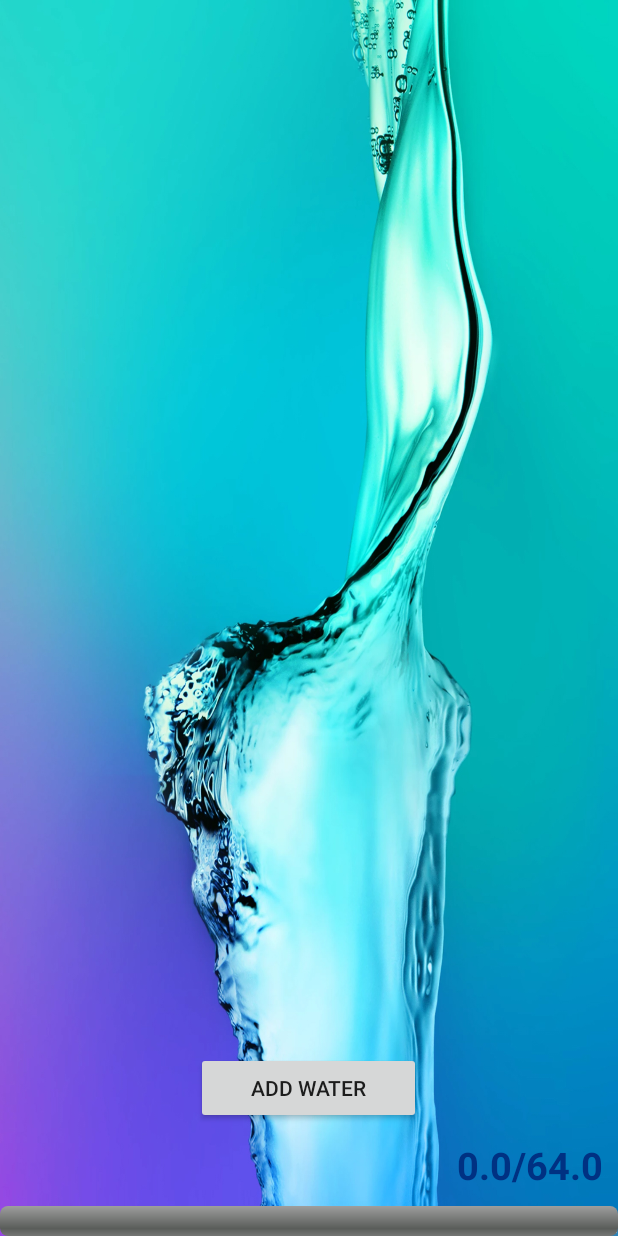
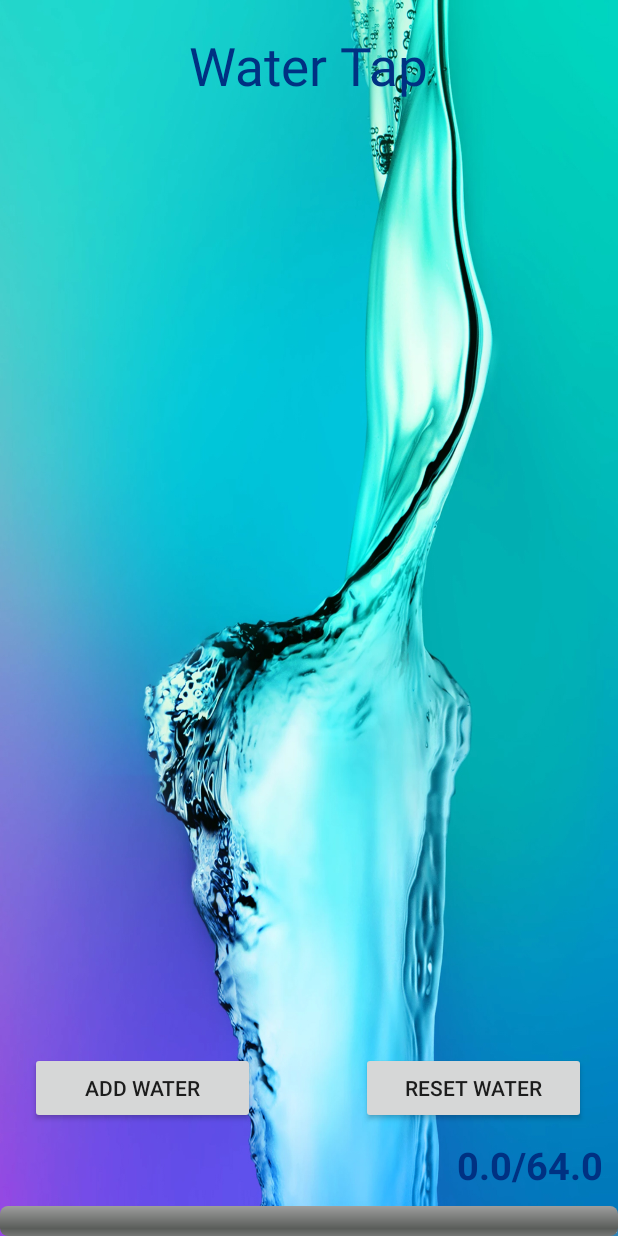
Before and after one commit to nickesotom/AndroidFinalProject-master, an Android app: the WaterScreenActivity screen opened directly, with no data from a screen before it, on a phone screen of 412 x 824 dp. Run offline under Robolectric (Android 15) with nearby library versions, the phone set to English and light mode, and no system bars.

Commit message:
added a reset water button

```diff
--- a/app/src/main/AndroidManifest.xml
+++ b/app/src/main/AndroidManifest.xml
@@ -12,6 +12,7 @@
         android:supportsRtl="true"
         android:theme="@style/AppTheme">
         android:debuggable="true"
+        <receiver android:name=".AlarmReceiver"></receiver>
         <activity android:name=".HomePageActivity">
             <intent-filter>
                 <action android:name="android.intent.action.MAIN" />
--- /dev/null
+++ b/app/src/main/java/edu/lewisu/cs/nsoto/androidfinalproject/AlarmReceiver.java
@@ -0,0 +1,16 @@
+package edu.lewisu.cs.nsoto.androidfinalproject;
+
+import android.content.BroadcastReceiver;
+import android.content.Context;
+import android.content.Intent;
+import android.support.v4.content.LocalBroadcastManager;
+import android.widget.Toast;
+
+public class AlarmReceiver extends BroadcastReceiver {
+
+    @Override
+    public void onReceive(Context context, Intent intent) {
+        context.sendBroadcast(new Intent("midnightIntent"));
+    }
+
+}
--- a/app/src/main/java/edu/lewisu/cs/nsoto/androidfinalproject/WaterScreenActivity.java
+++ b/app/src/main/java/edu/lewisu/cs/nsoto/androidfinalproject/WaterScreenActivity.java
@@ -1,7 +1,13 @@
 package edu.lewisu.cs.nsoto.androidfinalproject;
 
+import android.app.AlarmManager;
+import android.app.PendingIntent;
+import android.content.BroadcastReceiver;
+import android.content.Context;
 import android.content.DialogInterface;
-//import android.graphics.PorterDuff;
+import android.content.Intent;
+import android.content.IntentFilter;
+import android.content.SharedPreferences;
 import android.support.v7.app.AlertDialog;
 import android.support.v7.app.AppCompatActivity;
 import android.os.Bundle;
@@ -13,15 +19,24 @@ import android.widget.Spinner;
 import android.widget.TextView;
 import android.widget.Toast;
 
+import java.util.Calendar;
+
 public class WaterScreenActivity extends AppCompatActivity {
 	Button mAddWater;
+	Button mResetWater;
 	TextView waterAmount;
 	ProgressBar mProgressBar;
 	Spinner mSpinner;
 
-	private WaterModel water;
+	private WaterModel water = new WaterModel(0, 64);;
 	private WaterModel DBWater;
 
+	final DBHandler db = new DBHandler(this);
+
+	SharedPreferences prefs;
+
+	//private PendingIntent pendingIntent;
+	//private AlarmManager manager;
 
 
 	@Override
@@ -29,19 +44,23 @@ public class WaterScreenActivity extends AppCompatActivity {
 		super.onCreate(savedInstanceState);
 		setContentView(R.layout.activity_water_screen);
 
-		final DBHandler db = new DBHandler(this);
+		prefs = getSharedPreferences("edu.lewisu.cs.nsoto.androidfinalproject", MODE_PRIVATE);
 
-		//db.deleteWater();
+		if (prefs.getBoolean("firstrun", true)) {
+			db.addWater(water);
+			//startAlarm();
+			prefs.edit().putBoolean("firstrun", false).commit();
+		}
 
+		/*Intent alarmIntent = new Intent(this, AlarmReceiver.class);
+		pendingIntent = PendingIntent.getBroadcast(this, 0, alarmIntent, 0);
 
-		water = new WaterModel(0, 64);
-		db.addWater(water);
+		registerReceiver(broadcastReceiver, new IntentFilter("midnightIntent"));*/
 
 		mAddWater = (Button) findViewById(R.id.fill_water_button);
+		mResetWater = (Button) findViewById(R.id.reset_water_button);
 		waterAmount = (TextView) findViewById(R.id.water_consumed);
 		mProgressBar = (ProgressBar) findViewById(R.id.progress_bar);
-
-		//mAddWater.getBackground().setColorFilter(0x003182, PorterDuff.Mode.MULTIPLY);
 
 		DBWater = db.getWaterAmount(1);
 
@@ -94,7 +113,36 @@ public class WaterScreenActivity extends AppCompatActivity {
 				dialog.show();
 			}
 		});
+
+		mResetWater.setOnClickListener(new View.OnClickListener() {
+			@Override
+			public void onClick (View v){
+				db.updateWater(water);
+				waterAmount.setText(String.valueOf(DBWater.getCurrentWater()) + "/" + String.valueOf(DBWater.getMaxWater()));
+			}
+		});
 	}
+
+
+
+	/*public void startAlarm() {
+		manager = (AlarmManager)getSystemService(Context.ALARM_SERVICE);
+		Calendar calendar = Calendar.getInstance();
+		calendar.setTimeInMillis(System.currentTimeMillis());
+		calendar.set(Calendar.HOUR_OF_DAY, 0);
+		calendar.set(Calendar.MINUTE, 0);
+
+		manager.setRepeating(AlarmManager.RTC_WAKEUP, calendar.getTimeInMillis(), AlarmManager.INTERVAL_DAY, pendingIntent);
+	}
+
+	BroadcastReceiver broadcastReceiver = new BroadcastReceiver() {
+		@Override
+		public void onReceive(Context context, Intent intent) {
+			db.updateWater(water);
+		}
+	};*/
+
+
 
 	public void addingWater(DBHandler db) {
 
@@ -121,4 +169,5 @@ public class WaterScreenActivity extends AppCompatActivity {
 
 	}
 
+
 }
--- a/app/src/main/res/layout/activity_water_screen.xml
+++ b/app/src/main/res/layout/activity_water_screen.xml
@@ -13,10 +13,24 @@
         android:layout_width="150dp"
         android:layout_height="wrap_content"
         android:layout_above="@+id/water_consumed"
-        android:layout_centerHorizontal="true"
+        android:layout_alignParentLeft="true"
+        android:layout_alignParentStart="true"
+        android:layout_marginLeft="20dp"
+        android:layout_marginStart="20dp"
         android:text="@string/fill_water" />
 
-    <!-- commenting out
+    <Button
+        android:id="@+id/reset_water_button"
+        android:layout_width="150dp"
+        android:layout_height="wrap_content"
+        android:layout_alignBaseline="@+id/fill_water_button"
+        android:layout_alignBottom="@+id/fill_water_button"
+        android:layout_alignParentEnd="true"
+        android:layout_alignParentRight="true"
+        android:layout_marginEnd="21dp"
+        android:layout_marginRight="21dp"
+        android:text="@string/reset_water" />
+
     <TextView
         android:id="@+id/water_tap"
         android:layout_width="wrap_content"
@@ -27,7 +41,7 @@
         android:text="@string/water_tap_text"
         android:textColor="@color/waterBlue"
         android:textSize="35sp" />
--->
+
 
     <ProgressBar
         android:layout_width="match_parent"
--- a/app/src/main/res/values/colors.xml
+++ b/app/src/main/res/values/colors.xml
@@ -8,4 +8,5 @@
     <color name="black">#000000</color>
     <color name="waterBlue">#003182</color>
     <color name="waterBackground">#54A4DE</color>
+    <color name="spinnerTextColor">#000000</color>
 </resources>
--- a/app/src/main/res/values/styles.xml
+++ b/app/src/main/res/values/styles.xml
@@ -12,4 +12,5 @@
 
     <style name="AppTheme.PopupOverlay" parent="ThemeOverlay.AppCompat.Light" />
 
+
 </resources>
```
